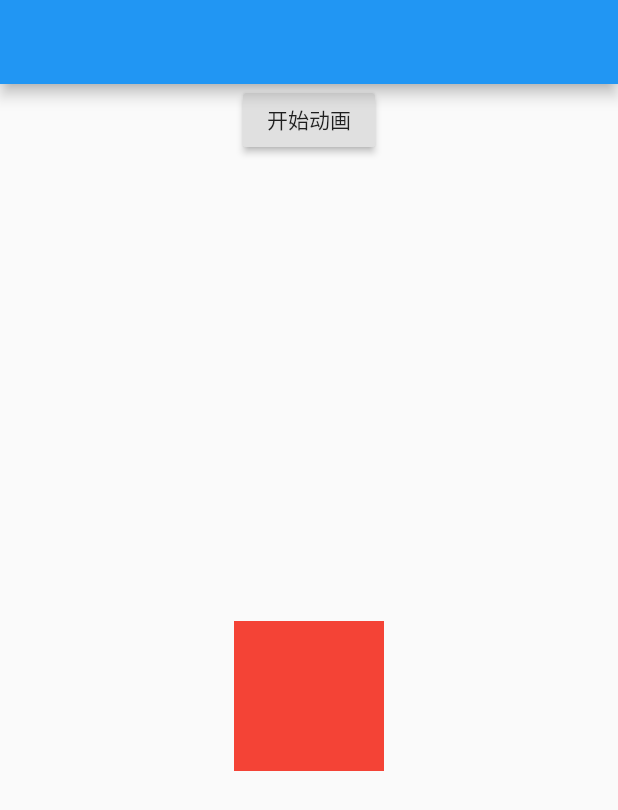
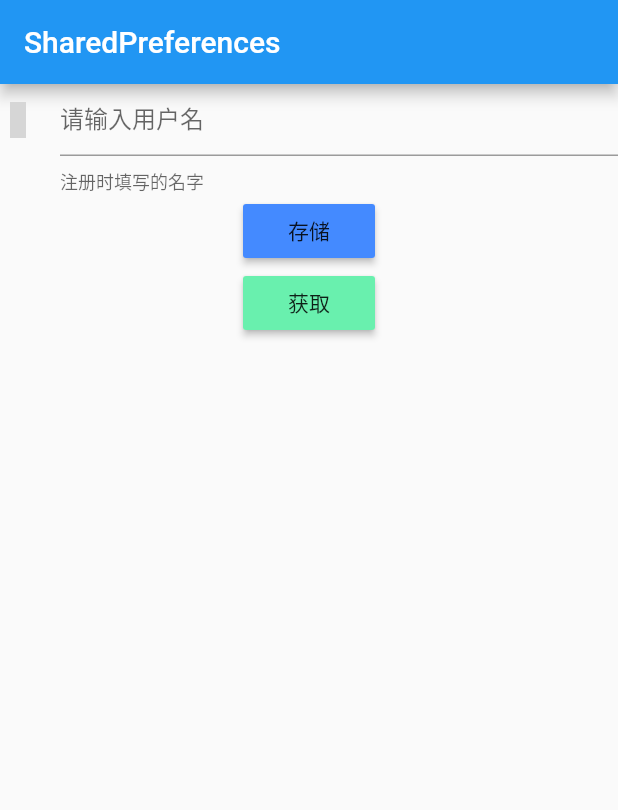
Before and after one commit to 1802343228/flutter-study, a Flutter app: the screen it shows after launch, on a phone screen of 412 x 824 dp. Shown: the top 810 px of the screen. Run offline on Flutter 3.47's test engine with Material 2 defaults, Android fonts, the phone set to English and light mode, and no system bars; our stand-ins replace dio, flutter_easyrefresh, shared_preferences; statements that could not run were skipped; grey boxes are pictures that could not be loaded.

Commit message:
share_preference

```diff
--- /dev/null
+++ b/lib/first_week/day23_shared_preferences.dart
@@ -0,0 +1,73 @@
+import 'package:flutter/material.dart';
+import 'package:flutter/cupertino.dart';
+import 'package:shared_preferences/shared_preferences.dart';
+
+
+class Day23 extends StatefulWidget {
+  @override
+  _Day23State createState() => _Day23State();
+}
+
+class _Day23State extends State<Day23> with SingleTickerProviderStateMixin{
+  final String mUserName = "userName";
+  final _userNameController = new TextEditingController();
+
+  @override
+  Widget build(BuildContext context) {
+    save() async{
+      SharedPreferences prefs = await SharedPreferences.getInstance();
+      prefs.setString(mUserName, _userNameController.value.text.toString());
+    }
+
+    Future<String> get() async {
+      var userName;
+      SharedPreferences prefs = await SharedPreferences.getInstance();
+      userName = prefs.getString(mUserName);
+      return userName;
+    }
+
+    return new Builder(builder: (BuildContext context){
+      return new Scaffold(
+        appBar: AppBar(
+          title: Text("SharedPreferences"),
+        ),
+        body: Center(
+          child: new Builder(builder: (BuildContext context){
+            return Column(
+              children:<Widget>[
+                TextField(
+                  controller: _userNameController,
+                  decoration: InputDecoration(
+                    contentPadding:const EdgeInsets.only(top:10.0),
+                    icon:Icon(Icon.perm_identity),
+                    labelText: "请输入用户名",
+                    helperText: "注册时填写的名字"),
+                ),
+                RaisedButton(
+                  color: Colors.blueAccent,
+                  child: Text("存储"),
+                  onPressed: () {
+                    save();
+                    Scaffold.of(context).showSnackBar(
+                      new SnackBar(content: Text("数字存储成功"),)
+                    );
+                  }),
+                  RaisedButton(
+                    color: Colors.greenAccent,
+                    child: Text("获取"),
+                    onPressed: () {
+                      Future<String> userName = get();
+                      userName.then((String userName) {
+                        Scaffold.of(context).showSnackBar(
+                          SnackBar(content: Text("数据获取成功:$userName"),)
+                        );
+                      });
+                    }),
+              ],
+            );
+          },),
+          ),
+      );
+    },);
+  }
+}
--- a/lib/main.dart
+++ b/lib/main.dart
@@ -21,8 +21,8 @@ import 'package:flutter/material.dart';
 // import 'first_week/day19_router.dart';
 // import 'first_week/day20_router2.dart';
 // import 'first_week/day21_easyrefresh.dart';
-import 'first_week/day22_animation.dart';
-
+// import 'first_week/day22_animation.dart';
+import 'first_week/day23_shared_preferences.dart';
 
 void main(){
   runApp(MyApp());
@@ -40,7 +40,7 @@ class MyApp extends StatelessWidget{
         primarySwatch: Colors.blue,
         visualDensity: VisualDensity.adaptivePlatformDensity,
       ),
-      home: Day22(),
+      home: Day23(),
       // routes: <String,WidgetBuilder> {
       //   'test3':(BuildContext context) => Test3(),
       // },
--- a/pubspec.yaml
+++ b/pubspec.yaml
@@ -26,6 +26,7 @@ dependencies:
  #网络请求
   dio: ^3.0.9
   flutter_easyrefresh: ^2.1.6
+  shared_preferences: ^0.5.10
   # The following adds the Cupertino Icons font to your application.
   # Use with the CupertinoIcons class for iOS style icons.
   cupertino_icons: ^0.1.3
```
Also changed, not shown: pubspec.lock.
